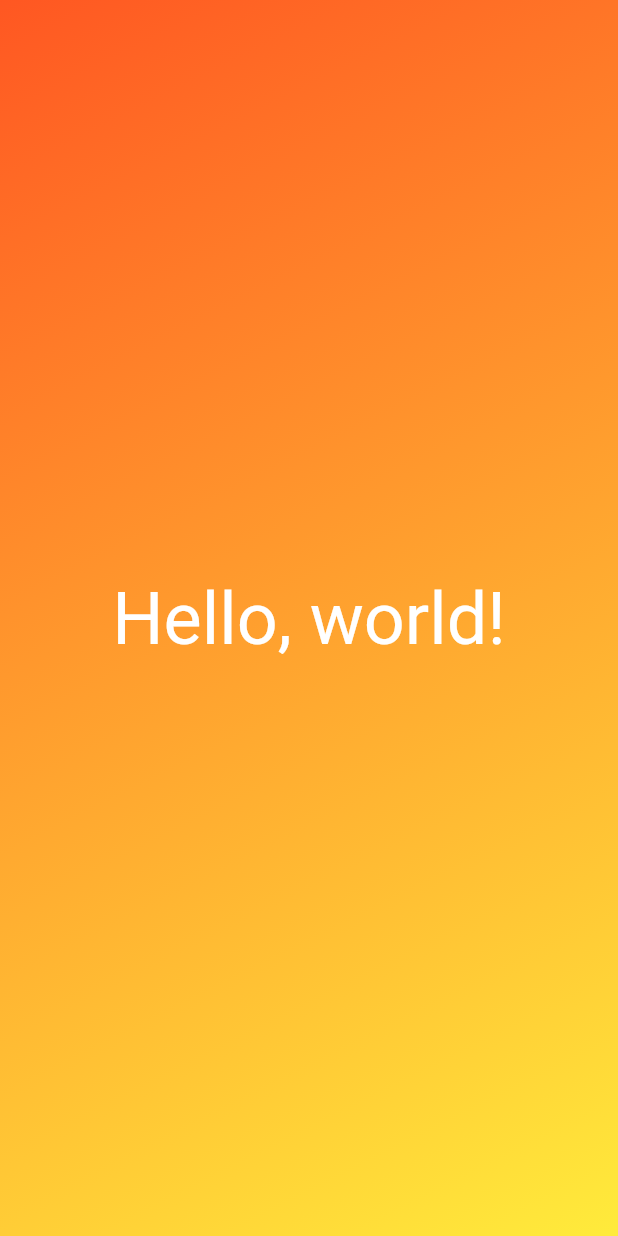
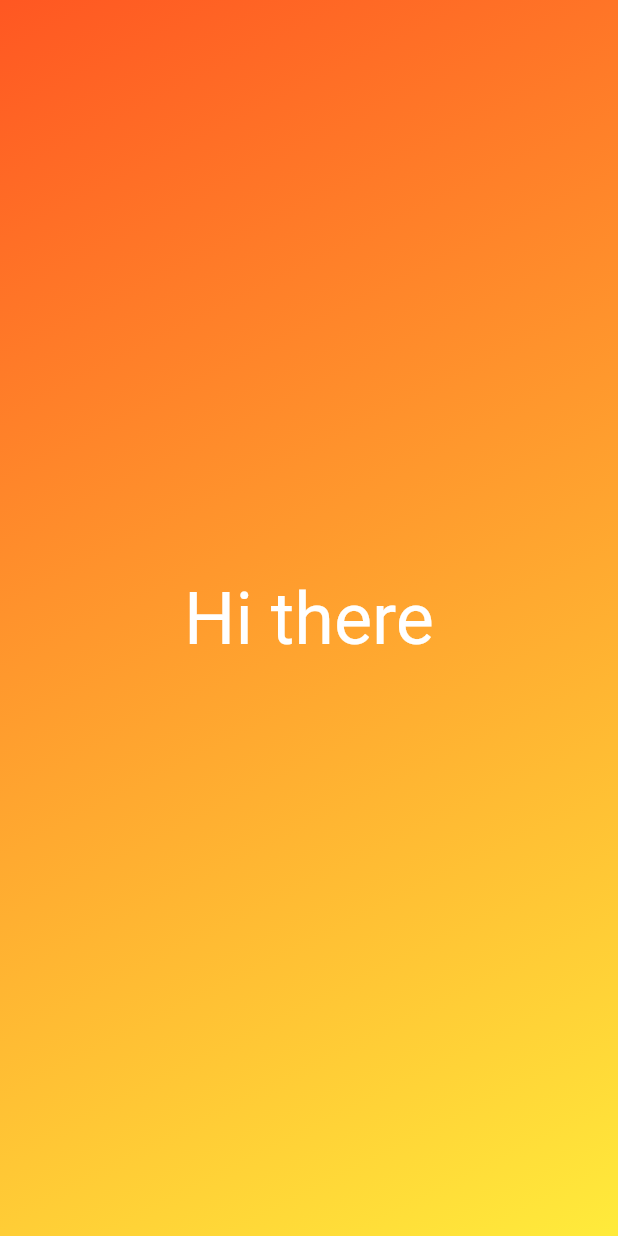
Before and after one commit to dabingch/flutter, a Flutter app: the screen it shows after launch, on a phone screen of 412 x 824 dp. Run offline on Flutter 3.47's test engine with Material 2 defaults, Android fonts, the phone set to English and light mode, and no system bars.

Commit message:
Pass list as the param

```diff
--- a/lib/gradient_container.dart
+++ b/lib/gradient_container.dart
@@ -2,21 +2,26 @@ import 'package:flutter/material.dart';
 
 import 'package:first_app/styled_text.dart';
 
+const startAlignment = Alignment.topLeft;
+const endAlignment = Alignment.bottomRight;
+
 class GradientContainer extends StatelessWidget {
-  const GradientContainer({super.key});
+  const GradientContainer({super.key, required this.colors});
+
+  final List<Color> colors;
 
   @override
   Widget build(context) {
     return Container(
-      decoration: const BoxDecoration(
+      decoration: BoxDecoration(
         gradient: LinearGradient(
-          colors: [Colors.deepOrange, Colors.yellow],
-          begin: Alignment.topLeft,
-          end: Alignment.bottomRight,
+          colors: colors,
+          begin: startAlignment,
+          end: endAlignment,
         ),
       ),
       child: const Center(
-        child: StyledText(),
+        child: StyledText('Hi there'),
       ),
     );
   }
--- a/lib/main.dart
+++ b/lib/main.dart
@@ -3,9 +3,11 @@ import 'package:flutter/material.dart';
 import 'package:first_app/gradient_container.dart';
 
 void main() {
-  runApp(
-    const MaterialApp(
-      home: Scaffold(body: GradientContainer()),
+  runApp(const MaterialApp(
+    home: Scaffold(
+      body: GradientContainer(
+        colors: [Colors.deepOrange, Colors.yellow],
+      ),
     ),
-  );
+  ));
 }
--- a/lib/styled_text.dart
+++ b/lib/styled_text.dart
@@ -1,13 +1,15 @@
 import 'package:flutter/material.dart';
 
 class StyledText extends StatelessWidget {
-  const StyledText({super.key});
+  const StyledText(this.text, {super.key});
+
+  final String text; // Only be assigned once by the param
 
   @override
   Widget build(context) {
-    return const Text(
-      'Hello, world!',
-      style: TextStyle(color: Colors.white, fontSize: 48.0),
+    return Text(
+      text,
+      style: const TextStyle(color: Colors.white, fontSize: 48.0),
     );
   }
 }
```
